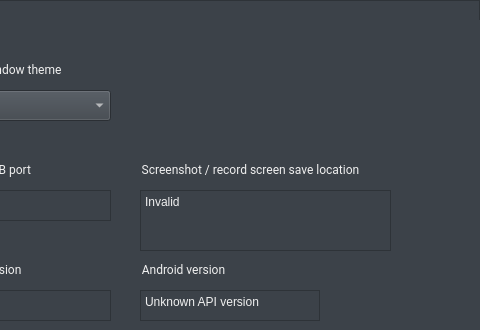
Above: android/skin/qt/extended.ui from aosp-mirror/platform_external_qemu before the change; both pictures show x 320 to 800 and y 0 to 330 of the 800 by 600 pixel window. Below: the same form after it.
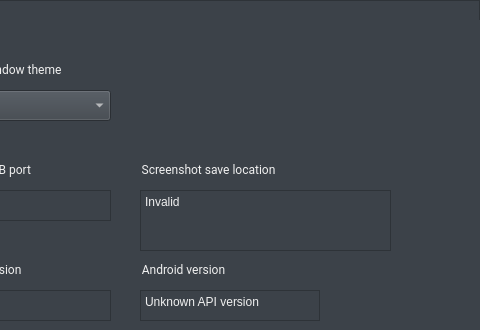
That is the form after the change. The open tabs and pages were chosen to show the change. Icons and pictures are not drawn. Custom widgets are drawn as their Qt base class.

Commit message:
skin/qt: Update screenshot to save to default location.
The previous implementation of the "screenshot" functionality showed
the captured image in a preview and brought up a save dialog. This
CL replaces this by automatically saving the screenshot to a default
location chosen by the user in the extended settings page with a name
indicating when the screenshot was taken.

Patch:
```diff
--- a/android/skin/qt/extended.ui
+++ b/android/skin/qt/extended.ui
@@ -2419,7 +2419,7 @@
       <string notr="true">border: 0px;</string>
      </property>
      <property name="title">
-      <string>Screenshot / record screen save location</string>
+      <string>Screenshot save location</string>
      </property>
      <property name="ColorGroup" stdset="0">
       <string>Title</string>
```
The commit also changes 5 other files.
